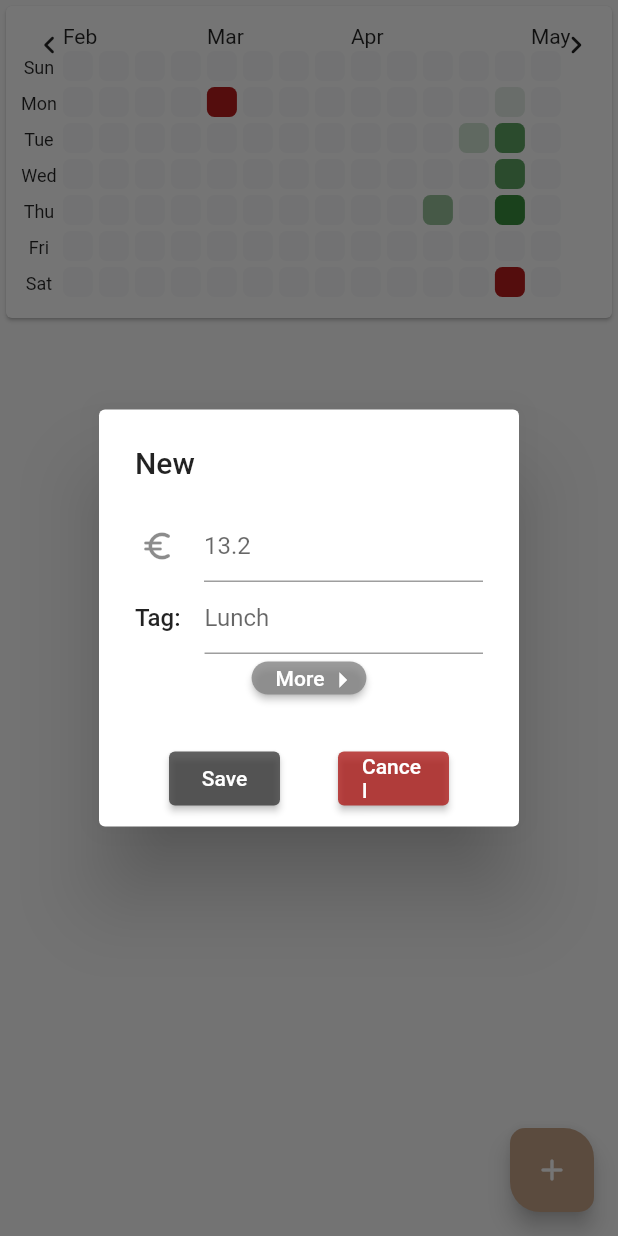
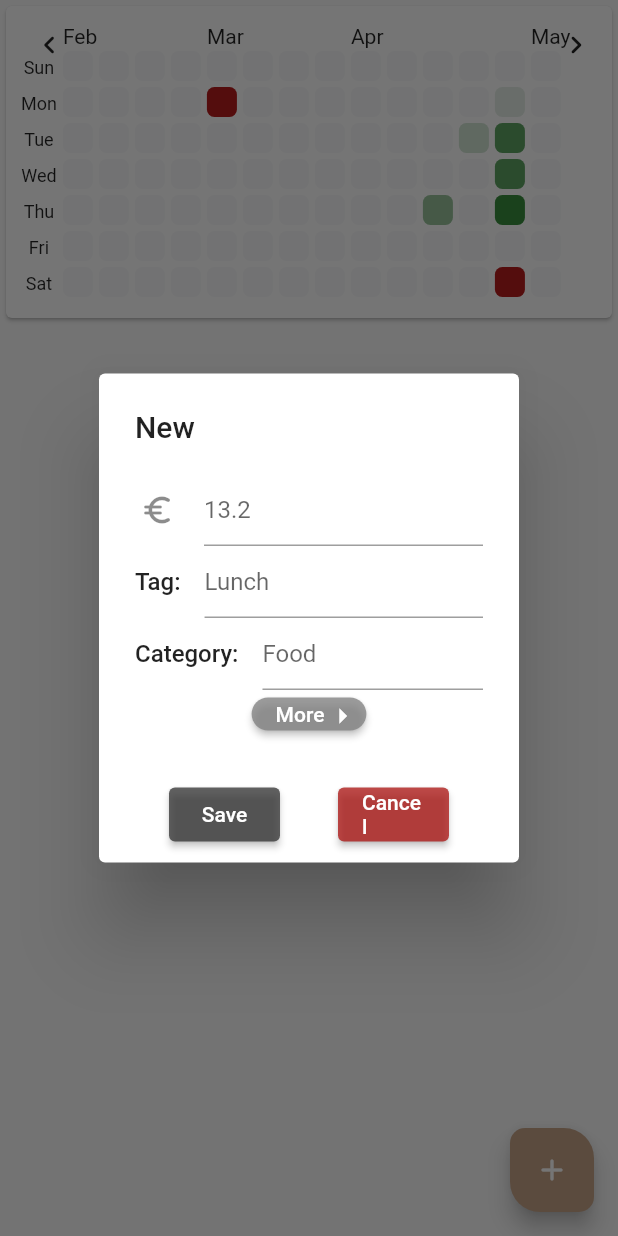
Before and after one commit to Paleho/ExpenseTracker, a Flutter app: the screen it shows after launch, after a tap on the "add" icon, on a phone screen of 412 x 824 dp. Run offline on Flutter 3.47's test engine with Material 2 defaults, Android fonts, the phone set to English and light mode, and no system bars.

Commit message:
AddExpense: add category and details

```diff
--- a/lib/AddExpense.dart
+++ b/lib/AddExpense.dart
@@ -13,8 +13,9 @@ class AddExpense extends StatefulWidget {
 
 class _AddExpenseState extends State<AddExpense> {
   final createExpenseAmountController = TextEditingController();
-
   final createExpenseNameController = TextEditingController();
+  final createExpenseDetailsController = TextEditingController();
+  final createExpenseCategoryController = TextEditingController();
 
   void createExpense() {
     showDialog(
@@ -51,6 +52,17 @@ class _AddExpenseState extends State<AddExpense> {
                   ),
                   controller: createExpenseNameController,
                 ),
+                // Category
+                TextField(
+                  decoration: const InputDecoration(
+                    hintText: 'Food',
+                    icon: Text(
+                      'Category:',
+                      style: TextStyle(fontWeight: FontWeight.w500),
+                    ),
+                  ),
+                  controller: createExpenseCategoryController,
+                ),
                 const SizedBox(height: 5),
                 // More button
                 SizedBox(
@@ -81,7 +93,17 @@ class _AddExpenseState extends State<AddExpense> {
                     ),
                   ),
                 ),
-                if (moreVisible) Text('more details here'),
+                if (moreVisible)
+                  // Details
+                  TextField(
+                    decoration: const InputDecoration(
+                      icon: Text(
+                        'Details:',
+                        style: TextStyle(fontWeight: FontWeight.w500),
+                      ),
+                    ),
+                    controller: createExpenseDetailsController,
+                  ),
               ],
             ),
             actionsAlignment: MainAxisAlignment.spaceEvenly,
@@ -121,6 +143,10 @@ class _AddExpenseState extends State<AddExpense> {
       amount: double.parse(createExpenseAmountController.text),
       name: createExpenseNameController.text,
       dateTime: DateTime.now(),
+      details: createExpenseDetailsController.text,
+      category: createExpenseCategoryController.text.isNotEmpty
+          ? createExpenseCategoryController.text
+          : 'Other',
     );
     var appState = Provider.of<MyAppState>(context, listen: false);
 
@@ -137,6 +163,8 @@ class _AddExpenseState extends State<AddExpense> {
   void clear() {
     createExpenseAmountController.clear();
     createExpenseNameController.clear();
+    createExpenseDetailsController.clear();
+    createExpenseCategoryController.clear();
   }
 
   @override
```
